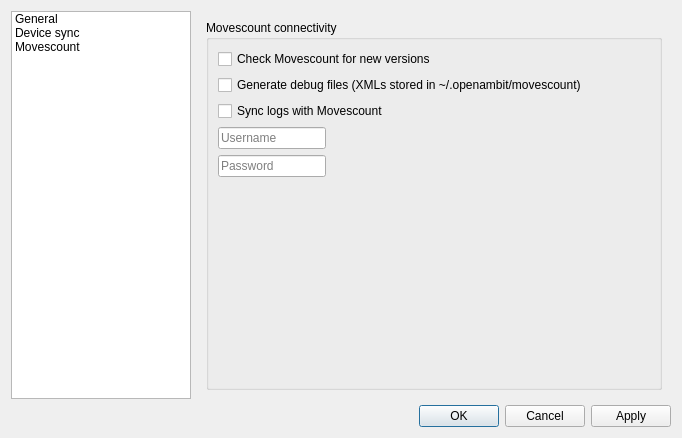
This is src/openambit/settingsdialog.ui in openambitproject/openambit as Qt 5 draws it before an edit. The edited form follows.
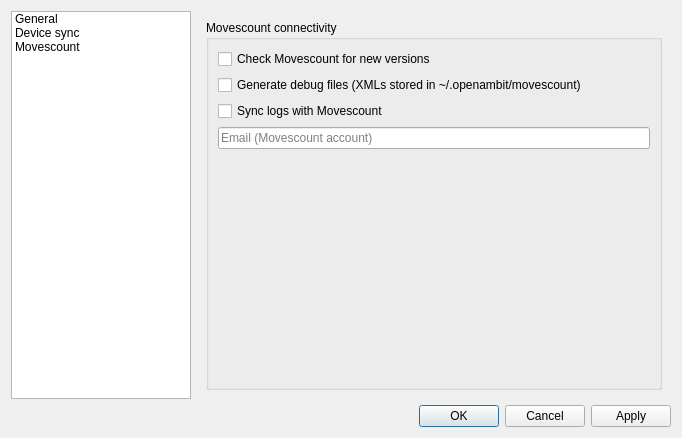
This is the edited form. The open tabs and pages were chosen to show the change. Icons and pictures are not drawn.

Commit message: Replace username/password setting with email setting [touch: 5]

```diff
--- a/src/openambit/settingsdialog.ui
+++ b/src/openambit/settingsdialog.ui
@@ -145,6 +145,9 @@
               <string>Movescount connectivity</string>
              </property>
              <layout class="QFormLayout" name="formLayout_2">
+              <property name="fieldGrowthPolicy">
+               <enum>QFormLayout::AllNonFixedFieldsGrow</enum>
+              </property>
               <item row="0" column="0">
                <widget class="QCheckBox" name="checkBoxNewVersions">
                 <property name="text">
@@ -152,30 +155,6 @@
                 </property>
                </widget>
               </item>
-              <item row="2" column="0">
-               <widget class="QCheckBox" name="checkBoxMovescountEnable">
-                <property name="text">
-                 <string>Sync logs with Movescount</string>
-                </property>
-               </widget>
-              </item>
-              <item row="3" column="0">
-               <widget class="QLineEdit" name="lineEditUsername">
-                <property name="placeholderText">
-                 <string>Username</string>
-                </property>
-               </widget>
-              </item>
-              <item row="4" column="0">
-               <widget class="QLineEdit" name="lineEditPassword">
-                <property name="echoMode">
-                 <enum>QLineEdit::Password</enum>
-                </property>
-                <property name="placeholderText">
-                 <string>Password</string>
-                </property>
-               </widget>
-              </item>
               <item row="1" column="0">
                <widget class="QCheckBox" name="checkBoxDebugFiles">
                 <property name="text">
@@ -183,6 +162,20 @@
                 </property>
                </widget>
               </item>
+              <item row="2" column="0">
+               <widget class="QCheckBox" name="checkBoxMovescountEnable">
+                <property name="text">
+                 <string>Sync logs with Movescount</string>
+                </property>
+               </widget>
+              </item>
+              <item row="3" column="0" colspan="2">
+               <widget class="QLineEdit" name="lineEditEmail">
+                <property name="placeholderText">
+                 <string>Email (Movescount account)</string>
+                </property>
+               </widget>
+              </item>
              </layout>
             </widget>
            </item>
```
The commit also changes 1 other file.
